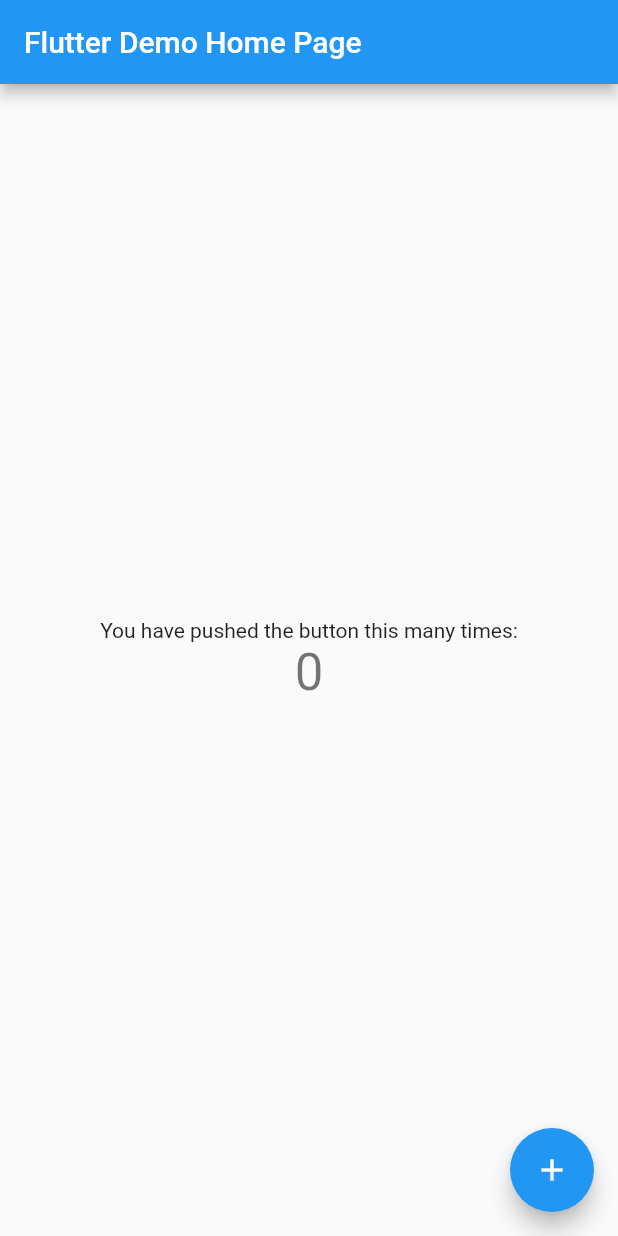
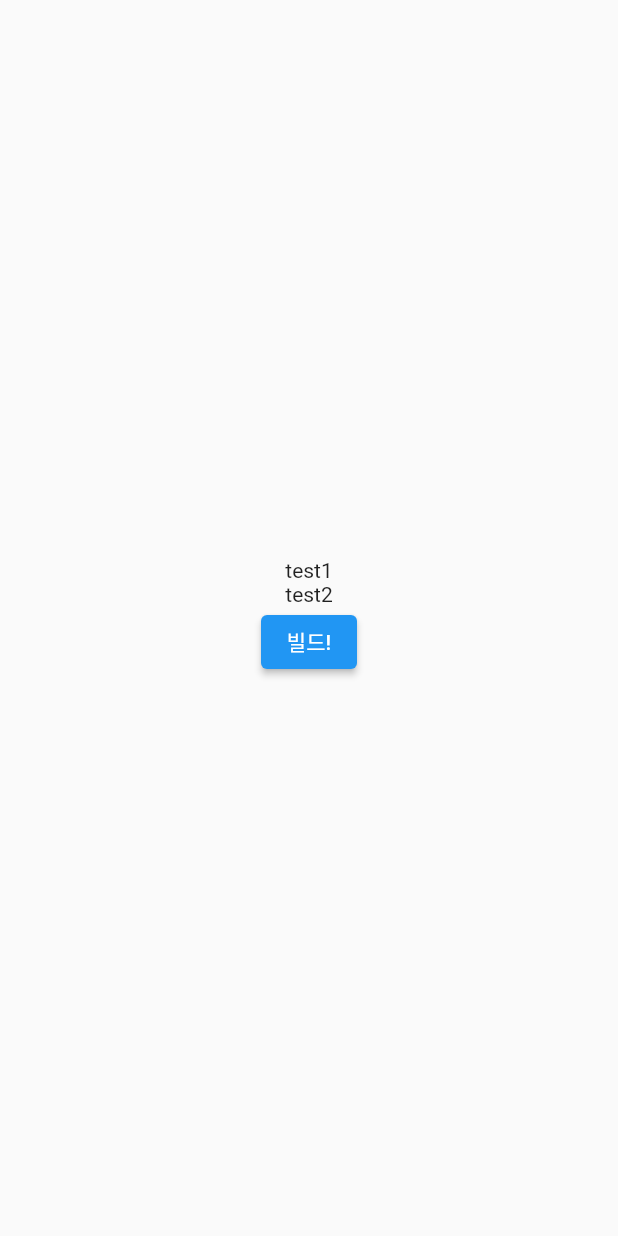
Before and after one commit to kyuSangHwang/flutter-study-lv1-ch8-theory-const-constructor, a Flutter app: the screen it shows after launch, on a phone screen of 412 x 824 dp. Run offline on Flutter 3.47's test engine with Material 2 defaults, Android fonts, the phone set to English and light mode, and no system bars.

Commit message:
const 와 constructor 의 차이

```diff
--- a/lib/main.dart
+++ b/lib/main.dart
@@ -1,115 +1,10 @@
+import 'package:const_constructor/screen/home_screen.dart';
 import 'package:flutter/material.dart';
 
 void main() {
-  runApp(const MyApp());
+  runApp(
+    const MaterialApp(
+      home: HomeScreen(),
+    ),
+  );
 }
-
-class MyApp extends StatelessWidget {
-  const MyApp({super.key});
-
-  // This widget is the root of your application.
-  @override
-  Widget build(BuildContext context) {
-    return MaterialApp(
-      title: 'Flutter Demo',
-      theme: ThemeData(
-        // This is the theme of your application.
-        //
-        // Try running your application with "flutter run". You'll see the
-        // application has a blue toolbar. Then, without quitting the app, try
-        // changing the primarySwatch below to Colors.green and then invoke
-        // "hot reload" (press "r" in the console where you ran "flutter run",
-        // or simply save your changes to "hot reload" in a Flutter IDE).
-        // Notice that the counter didn't reset back to zero; the application
-        // is not restarted.
-        primarySwatch: Colors.blue,
-      ),
-      home: const MyHomePage(title: 'Flutter Demo Home Page'),
-    );
-  }
-}
-
-class MyHomePage extends StatefulWidget {
-  const MyHomePage({super.key, required this.title});
-
-  // This widget is the home page of your application. It is stateful, meaning
-  // that it has a State object (defined below) that contains fields that affect
-  // how it looks.
-
-  // This class is the configuration for the state. It holds the values (in this
-  // case the title) provided by the parent (in this case the App widget) and
-  // used by the build method of the State. Fields in a Widget subclass are
-  // always marked "final".
-
-  final String title;
-
-  @override
-  State<MyHomePage> createState() => _MyHomePageState();
-}
-
-class _MyHomePageState extends State<MyHomePage> {
-  int _counter = 0;
-
-  void _incrementCounter() {
-    setState(() {
-      // This call to setState tells the Flutter framework that something has
-      // changed in this State, which causes it to rerun the build method below
-      // so that the display can reflect the updated values. If we changed
-      // _counter without calling setState(), then the build method would not be
-      // called again, and so nothing would appear to happen.
-      _counter++;
-    });
-  }
-
-  @override
-  Widget build(BuildContext context) {
-    // This method is rerun every time setState is called, for instance as done
-    // by the _incrementCounter method above.
-    //
-    // The Flutter framework has been optimized to make rerunning build methods
-    // fast, so that you can just rebuild anything that needs updating rather
-    // than having to individually change instances of widgets.
-    return Scaffold(
-      appBar: AppBar(
-        // Here we take the value from the MyHomePage object that was created by
-        // the App.build method, and use it to set our appbar title.
-        title: Text(widget.title),
-      ),
-      body: Center(
-        // Center is a layout widget. It takes a single child and positions it
-        // in the middle of the parent.
-        child: Column(
-          // Column is also a layout widget. It takes a list of children and
-          // arranges them vertically. By default, it sizes itself to fit its
-          // children horizontally, and tries to be as tall as its parent.
-          //
-          // Invoke "debug painting" (press "p" in the console, choose the
-          // "Toggle Debug Paint" action from the Flutter Inspector in Android
-          // Studio, or the "Toggle Debug Paint" command in Visual Studio Code)
-          // to see the wireframe for each widget.
-          //
-          // Column has various properties to control how it sizes itself and
-          // how it positions its children. Here we use mainAxisAlignment to
-          // center the children vertically; the main axis here is the vertical
-          // axis because Columns are vertical (the cross axis would be
-          // horizontal).
-          mainAxisAlignment: MainAxisAlignment.center,
-          children: <Widget>[
-            const Text(
-              'You have pushed the button this many times:',
-            ),
-            Text(
-              '$_counter',
-              style: Theme.of(context).textTheme.headlineMedium,
-            ),
-          ],
-        ),
-      ),
-      floatingActionButton: FloatingActionButton(
-        onPressed: _incrementCounter,
-        tooltip: 'Increment',
-        child: const Icon(Icons.add),
-      ), // This trailing comma makes auto-formatting nicer for build methods.
-    );
-  }
-}
--- /dev/null
+++ b/lib/screen/home_screen.dart
@@ -0,0 +1,55 @@
+import 'package:flutter/foundation.dart';
+import 'package:flutter/material.dart';
+
+class HomeScreen extends StatefulWidget {
+  const HomeScreen({Key? key}) : super(key: key);
+
+  @override
+  State<HomeScreen> createState() => _HomeScreenState();
+}
+
+class _HomeScreenState extends State<HomeScreen> {
+  @override
+  Widget build(BuildContext context) {
+    return Scaffold(
+      body: Container(
+        width: MediaQuery.of(context).size.width,
+        child: Column(
+          mainAxisAlignment: MainAxisAlignment.center,
+          children: [
+            const TestWidget(label: "test1"),
+            TestWidget(label: "test2"),
+            ElevatedButton(
+              onPressed: () {
+                setState(() {});
+              },
+              child: const Text(
+                '빌드!',
+              ),
+            ),
+          ],
+        ),
+      ),
+    );
+  }
+}
+
+class TestWidget extends StatelessWidget {
+  final String label;
+
+  const TestWidget({
+    required this.label,
+    Key? key,
+  }) : super(key: key);
+
+  @override
+  Widget build(BuildContext context) {
+    print('$label build 실행!');
+
+    return Container(
+      child: Text(
+        label,
+      ),
+    );
+  }
+}
```
